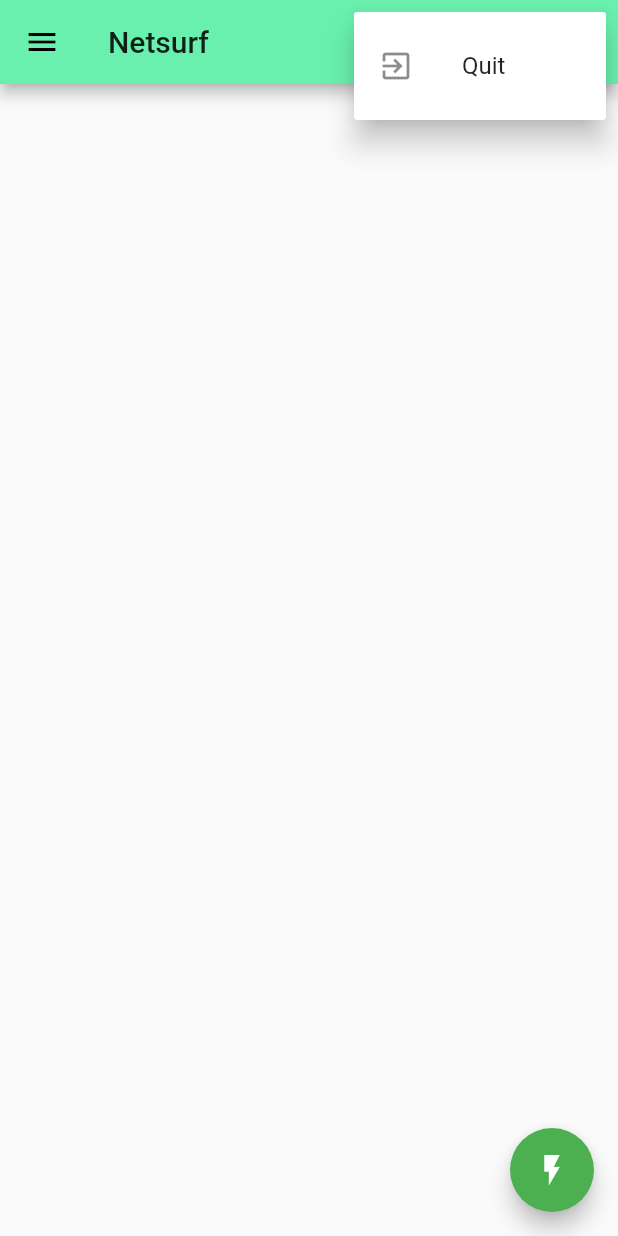
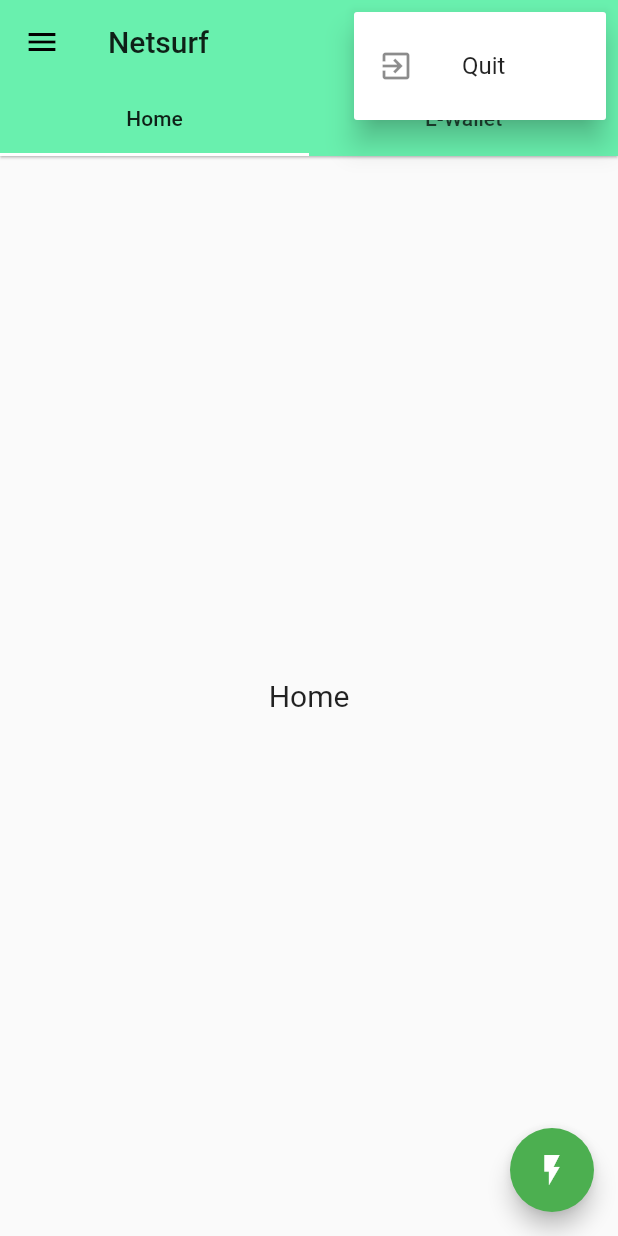
Before and after one commit to Fstackdevio/netsurf_flu, a Flutter app: the WrapperScreen screen opened directly, after a tap on the "more vert" icon, on a phone screen of 412 x 824 dp. Run offline on Flutter 3.47's test engine with Material 2 defaults, Android fonts, the phone set to English and light mode, and no system bars.

Commit message:
New Updates

```diff
--- a/lib/main.dart
+++ b/lib/main.dart
@@ -6,4 +6,5 @@ void main() => runApp(MaterialApp(
   theme: ThemeData(primaryColor: Colors.greenAccent, accentColor: Colors.green),
   debugShowCheckedModeBanner: false,
   home: LoginScreen(),
+  title: "Netsurf",
 ));
--- /dev/null
+++ b/lib/pages/Ewallet.dart
@@ -0,0 +1,12 @@
+import 'package:flutter/material.dart';
+
+class Ewallet extends StatelessWidget {
+  @override
+  Widget build(BuildContext context) {
+    return new Center(
+      child: new Text("E-Wallet",
+      style: new TextStyle(fontSize: 20.0)),
+
+    );
+  }
+}
--- /dev/null
+++ b/lib/pages/Home.dart
@@ -0,0 +1,12 @@
+import 'package:flutter/material.dart';
+
+class Home extends StatelessWidget {
+  @override
+  Widget build(BuildContext context) {
+    return new Center(
+      child: new Text("Home",
+      style: new TextStyle(fontSize: 20.0)),
+
+    );
+  }
+}
--- a/lib/pages/wrapper.dart
+++ b/lib/pages/wrapper.dart
@@ -1,15 +1,20 @@
 import 'package:flutter/material.dart';
+import 'package:netsurf/pages/Ewallet.dart';
+import 'package:netsurf/pages/Home.dart';
 
 class WrapperScreen extends StatefulWidget {
   @override
   _WrapperScreenState createState() => new _WrapperScreenState();
 }
 
-class _WrapperScreenState extends State<WrapperScreen> {
+class _WrapperScreenState extends State<WrapperScreen> with SingleTickerProviderStateMixin {
+
+  TabController _tabController;
 
   @override
   void initState() {
     super.initState();
+    _tabController= new TabController(initialIndex: 1, length: 2, vsync: this);
   }
 
  // Widget _select(Choice choice) {
@@ -98,8 +103,17 @@ class _WrapperScreenState extends State<WrapperScreen> {
   @override
   Widget build(BuildContext context) {
     return Scaffold(
-      appBar: AppBar(
-        title: Text('Netsurf'),
+      appBar: new AppBar(
+        title: new Text('Netsurf'),
+        elevation: 0.7,
+        bottom: new TabBar(
+          controller: _tabController,
+          indicatorColor:Colors.white,
+          tabs:<Widget>[
+            new Tab(text:"Home"),
+            new Tab(text:"E-Wallet"),
+          ]
+        ),
         //centerTitle: true,
         actions: <Widget>[
           IconButton(
@@ -120,6 +134,13 @@ class _WrapperScreenState extends State<WrapperScreen> {
               }).toList();
             },
           ),
+        ],
+      ),
+      body: new TabBarView(
+        controller: _tabController,
+        children:<Widget>[
+          new Home(),
+          new Ewallet(),
         ],
       ),
       drawer: new Drawer(
```
